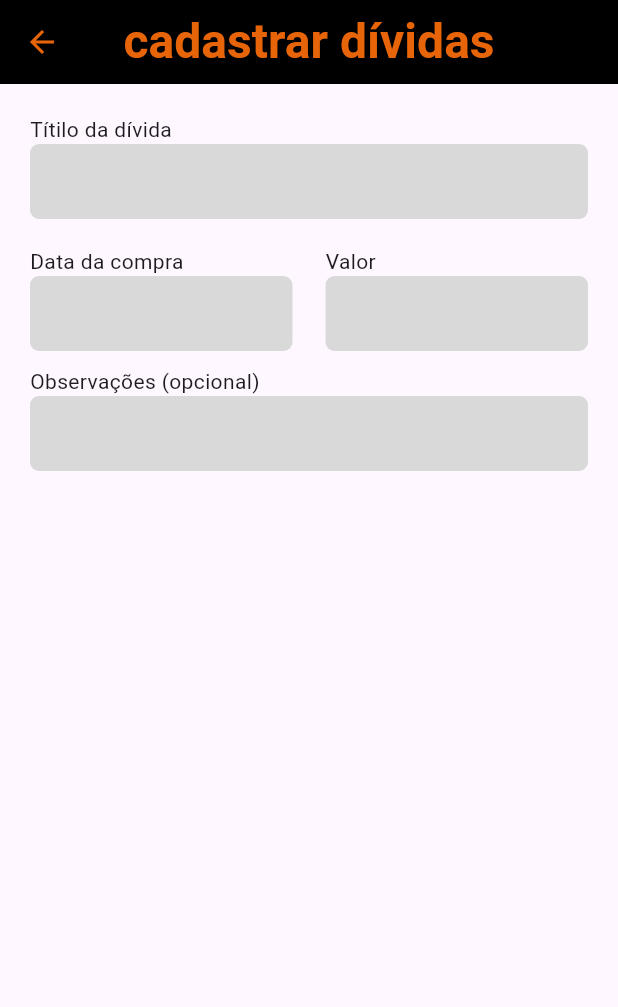
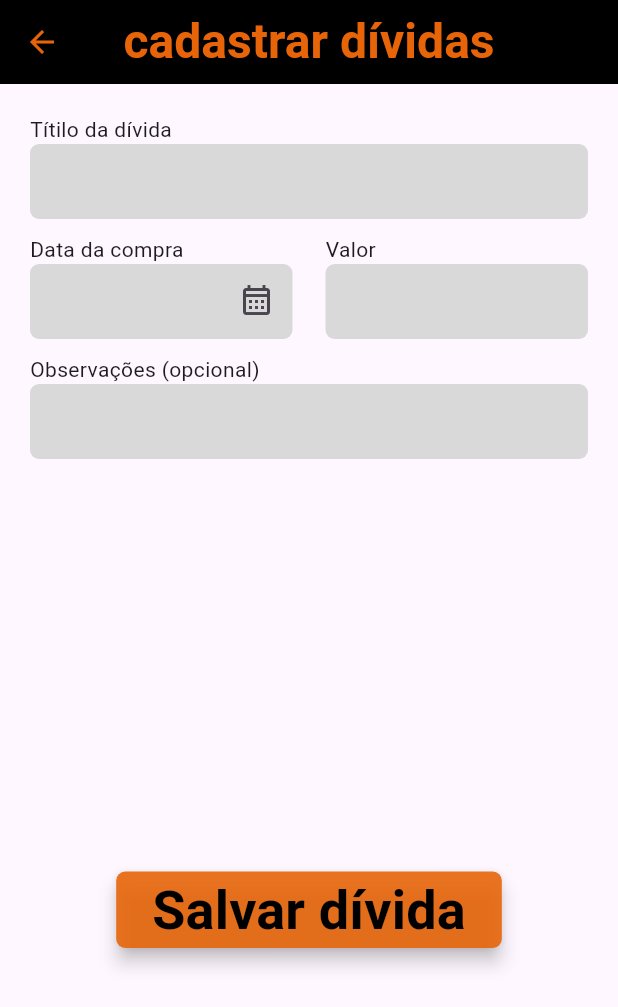
Before and after one commit to r0nny-dev/organizing_finances, a Flutter app: the screen it shows after launch, after a tap on "Cadastrar Nova Dívida", on a phone screen of 412 x 824 dp. Shown: the top 1007 px of the screen. Run offline on Flutter 3.47's test engine with Material 2 defaults, Android fonts, the phone set to English and light mode, and no system bars; Roboto replaces fonts that are missing (Dongle).

```diff
--- /dev/null
+++ b/firestore.indexes.json
@@ -0,0 +1,4 @@
+{
+  "indexes": [],
+  "fieldOverrides": []
+}
--- a/lib/src/pages/cadastro/cadastro_page.dart
+++ b/lib/src/pages/cadastro/cadastro_page.dart
@@ -8,6 +8,8 @@ class CadastroPage extends StatefulWidget {
 }
 
 class _CadastroPageState extends State<CadastroPage> {
+  final _formkey = GlobalKey<FormState>();
+
   @override
   Widget build(BuildContext context) {
     return Scaffold(
@@ -25,15 +27,18 @@ class _CadastroPageState extends State<CadastroPage> {
         backgroundColor: Colors.black,
         foregroundColor: const Color.fromRGBO(231, 101, 8, 10),
       ),
-      body: Padding(
-        padding: const EdgeInsets.all(20),
+      body: SingleChildScrollView(
+        child: Padding(
+          padding: const EdgeInsets.fromLTRB(20, 20, 20, 0),
+          child: Column(
+            children: <Widget>[
+              Form(
+                key: _formkey,
                 child: Column(
                   crossAxisAlignment: CrossAxisAlignment.start,
                   children: [
                     const Text('Títilo da dívida'),
-            Padding(
-              padding: const EdgeInsets.only(bottom: 8),
-              child: Container(
+                    Container(
                       height: 50,
                       decoration: BoxDecoration(
                         color: const Color.fromRGBO(217, 217, 217, 46),
@@ -42,7 +47,6 @@ class _CadastroPageState extends State<CadastroPage> {
                       child: TextFormField(
                         decoration: const InputDecoration(
                           border: InputBorder.none,
-                  ),
                         ),
                       ),
                     ),
@@ -64,6 +68,11 @@ class _CadastroPageState extends State<CadastroPage> {
                               child: TextFormField(
                                 decoration: const InputDecoration(
                                   border: InputBorder.none,
+                                  suffixIcon: Align(
+                                    widthFactor: 1.0,
+                                    heightFactor: 1.0,
+                                    child: Icon(Icons.calendar_month_outlined),
+                                  ),
                                 ),
                               ),
                             ),
@@ -92,9 +101,7 @@ class _CadastroPageState extends State<CadastroPage> {
                     ),
                     const SizedBox(height: 10),
                     const Text('Observações (opcional)'),
-            Padding(
-              padding: const EdgeInsets.only(bottom: 8),
-              child: Container(
+                    Container(
                       height: 50,
                       decoration: BoxDecoration(
                         color: const Color.fromRGBO(217, 217, 217, 46),
@@ -106,8 +113,36 @@ class _CadastroPageState extends State<CadastroPage> {
                         ),
                       ),
                     ),
+                  ],
                 ),
+              ),
+              const SizedBox(
+                height: 275,
+              ),
+              ElevatedButton(
+                style: ButtonStyle(
+                  elevation: MaterialStateProperty.all(5),
+                  backgroundColor: MaterialStateProperty.all(
+                      const Color.fromRGBO(231, 101, 8, 0.9)),
+                  shape: MaterialStateProperty.all(
+                    RoundedRectangleBorder(
+                      borderRadius: BorderRadius.circular(6.0),
+                    ),
+                  ),
+                ),
+                onPressed: () {},
+                child: const Text(
+                  'Salvar dívida',
+                  style: TextStyle(
+                    fontFamily: 'Dongle',
+                    fontSize: 36,
+                    fontWeight: FontWeight.bold,
+                    color: Colors.black,
+                  ),
+                ),
+              )
             ],
+          ),
         ),
       ),
     );
--- a/lib/src/pages/home/home_page.dart
+++ b/lib/src/pages/home/home_page.dart
@@ -31,11 +31,12 @@ class _HomePageState extends State<HomePage> {
           CircleAvatar(
               backgroundColor: Color.fromRGBO(231, 101, 8, 10),
               child: Text('R',
-                style: TextStyle(fontWeight: FontWeight.normal, fontSize: 25)),
-          ),
+                  style:
+                      TextStyle(fontWeight: FontWeight.normal, fontSize: 25))),
         ],
       ),
-      body: Column(
+      body: SingleChildScrollView(
+        child: Column(
           children: <Widget>[
             Column(
               children: const [
@@ -53,6 +54,7 @@ class _HomePageState extends State<HomePage> {
             ),
           ],
         ),
+      ),
     );
   }
 }
```
Also changed, not shown: lib/src/pages/divida/divida_page.dart (added, +30 -0 lines), lib/src/pages/home/widget/menu_widget.dart (+11 -1 lines), firebase.json (added), 4 other files. Lines whose indentation alone changed are shown as unchanged.
